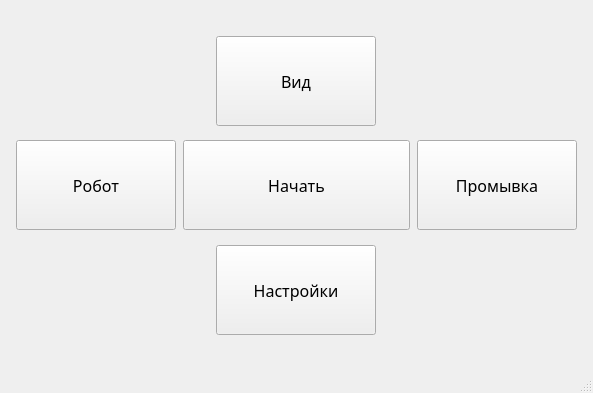
TWOKRAI/Filler, file Filler_interface/Window_main/UI_main_filler.ui: the form before one commit.
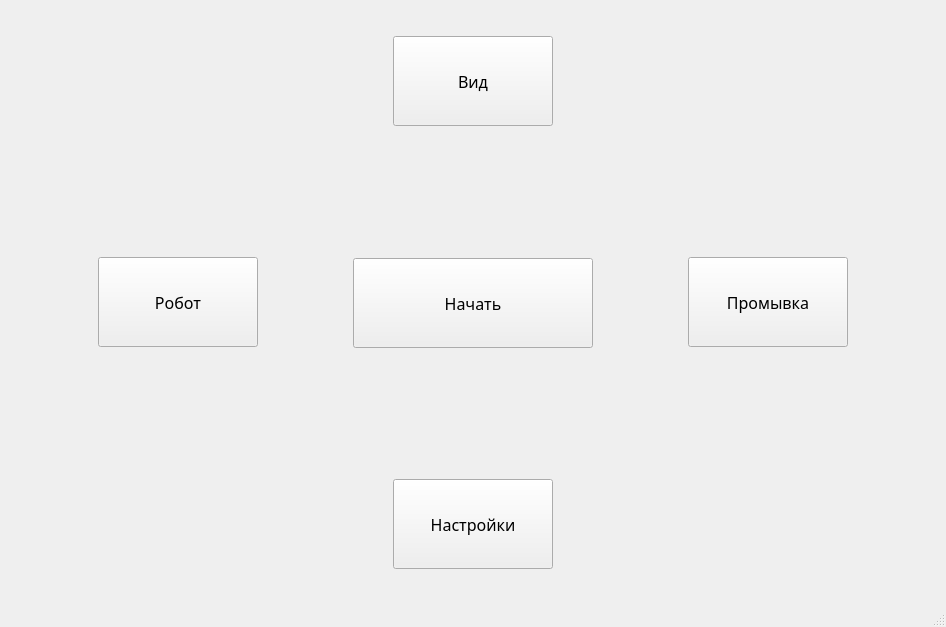
The form after the commit.

What changed in the file:
```diff
--- a/Filler_interface/Window_main/UI_main_filler.ui
+++ b/Filler_interface/Window_main/UI_main_filler.ui
@@ -6,8 +6,8 @@
    <rect>
     <x>0</x>
     <y>0</y>
-    <width>593</width>
-    <height>393</height>
+    <width>946</width>
+    <height>627</height>
    </rect>
   </property>
   <property name="minimumSize">
@@ -50,9 +50,12 @@
         <property name="orientation">
          <enum>Qt::Horizontal</enum>
         </property>
+        <property name="sizeType">
+         <enum>QSizePolicy::MinimumExpanding</enum>
+        </property>
         <property name="sizeHint" stdset="0">
          <size>
-          <width>20</width>
+          <width>27</width>
           <height>234</height>
          </size>
         </property>
@@ -288,9 +291,12 @@
         <property name="orientation">
          <enum>Qt::Horizontal</enum>
         </property>
+        <property name="sizeType">
+         <enum>QSizePolicy::MinimumExpanding</enum>
+        </property>
         <property name="sizeHint" stdset="0">
          <size>
-          <width>20</width>
+          <width>27</width>
           <height>234</height>
          </size>
         </property>
```
Left out of the diff: 2 changed lines with no effect on the pictures.
